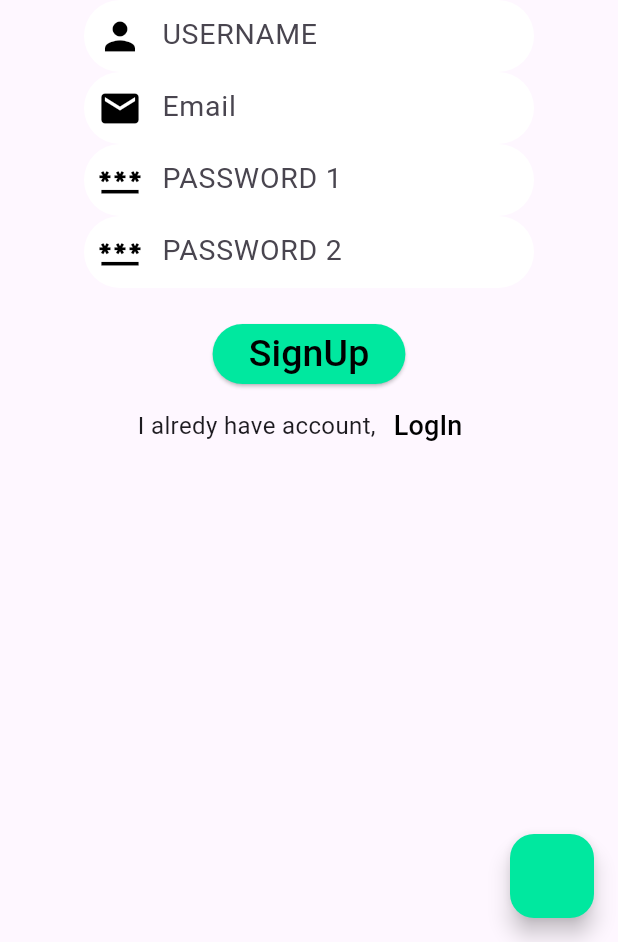
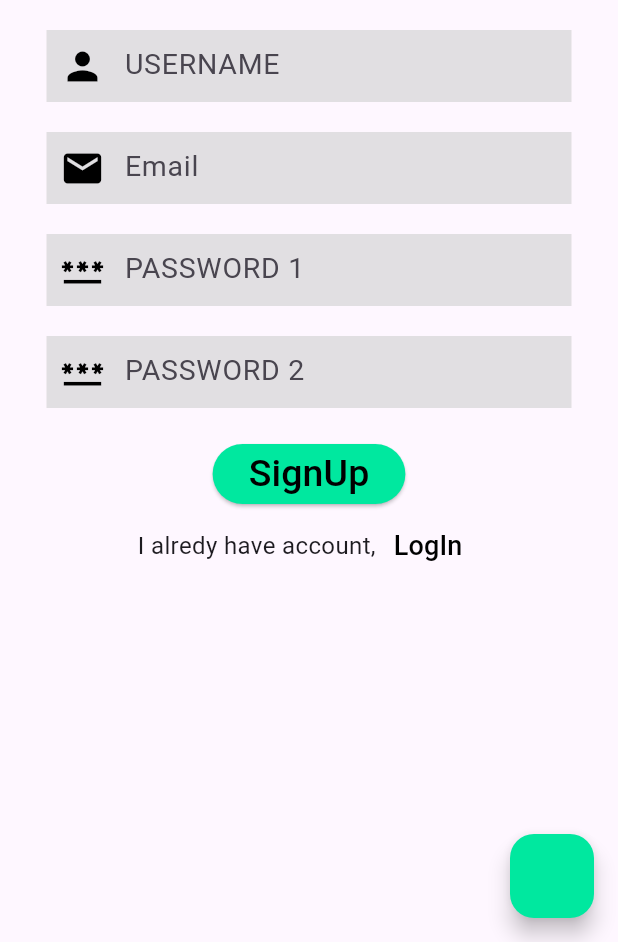
Before and after one commit to Ismailaboamra/Final-Project-SCE, a Flutter app: the screen it shows after launch, after a tap on "SignUp", on a phone screen of 412 x 824 dp, the part 294-1236 px from its top. Run offline on Flutter 3.47's test engine with Material 3 defaults, Android fonts, the phone set to English and light mode, and no system bars; our stand-ins replace email_validator, firebase_auth, firebase_core, flutter_svg; accounts and stored records are empty; network calls fail.

Commit message:
Validate email on SignUp Page

```diff
--- a/lib/pages/LoginPage.dart
+++ b/lib/pages/LoginPage.dart
@@ -58,6 +58,10 @@ class LoginForm extends StatelessWidget {
                     color: const Color.fromARGB(255, 255, 255, 255)),
                 width: 300,
                 child: MyTextField(
+                    validator: (value) {
+                      return null;
+                    },
+                    autovalidateMode: AutovalidateMode.disabled,
                     myController: username_Controller,
                     keyboardTypee: TextInputType.emailAddress,
                     hintTextt: "USERNAME",
@@ -72,6 +76,10 @@ class LoginForm extends StatelessWidget {
                     color: Colors.white),
                 width: 300,
                 child: MyTextField(
+                    validator: (p0) {
+
+                    },
+                    autovalidateMode: AutovalidateMode.disabled,
                     myController: Password_Credential,
                     keyboardTypee: TextInputType.visiblePassword,
                     hintTextt: "Enter Your Password :",
--- a/lib/pages/SignUpPage.dart
+++ b/lib/pages/SignUpPage.dart
@@ -1,7 +1,8 @@
-// ignore_for_file: prefer_const_constructors, unused_local_variable, non_constant_identifier_names, use_build_context_synchronously
+// ignore_for_file: prefer_const_constructors, unused_local_variable, non_constant_identifier_names, use_build_context_synchronously, unused_import
 
 import 'package:final_project_sce/shared/SnackBar.dart';
 import 'package:firebase_auth/firebase_auth.dart';
+import 'package:email_validator/email_validator.dart';
 import 'package:flutter/material.dart';
 import 'package:flutter_svg/svg.dart';
 
@@ -93,45 +94,71 @@ class _SignUpState extends State<SignUp> {
                 height: 120,
                 width: 150,
               ),
+              SizedBox(height: 20),
               Container(
                   decoration: BoxDecoration(
-                      borderRadius: BorderRadius.circular(40),
-                      color: const Color.fromARGB(255, 255, 255, 255)),
-                  width: 300,
+                      borderRadius: BorderRadius.circular(0),
+                      color: Color.fromARGB(179, 213, 213, 213)),
+                  width: 350,
                   child: MyTextField(
+                      validator: (value) {
+                        return null;
+                      },
+                      autovalidateMode: AutovalidateMode.disabled,
                       myController: username_Controller,
                       keyboardTypee: TextInputType.name,
                       hintTextt: "USERNAME",
                       obscureText: false,
                       prefixIcon: Icons.person)),
+              SizedBox(height: 20),
               Container(
                   decoration: BoxDecoration(
-                      borderRadius: BorderRadius.circular(40),
-                      color: const Color.fromARGB(255, 255, 255, 255)),
-                  width: 300,
+                      borderRadius: BorderRadius.circular(0),
+                      color: Color.fromARGB(179, 213, 213, 213)),
+                  width: 350,
                   child: MyTextField(
+                      validator: (value) {
+                        return value != null && !EmailValidator.validate(value)
+                            ? "Enter a valid email"
+                            : null;
+                      },
+                      autovalidateMode: AutovalidateMode.onUserInteraction,
                       myController: email_Controller,
                       keyboardTypee: TextInputType.emailAddress,
                       hintTextt: "Email",
                       obscureText: false,
                       prefixIcon: Icons.email)),
+              SizedBox(height: 20),
               Container(
                   decoration: BoxDecoration(
-                      borderRadius: BorderRadius.circular(40),
-                      color: const Color.fromARGB(255, 255, 255, 255)),
-                  width: 300,
+                      borderRadius: BorderRadius.circular(0),
+                      color: Color.fromARGB(179, 213, 213, 213)),
+                  width: 350,
                   child: MyTextField(
+                      validator: (value) {
+                        return value!.length < 8
+                            ? "Enter at least 6 characters"
+                            : null;
+                      },
+                      autovalidateMode: AutovalidateMode.disabled,
                       myController: password1_Controller,
                       keyboardTypee: TextInputType.visiblePassword,
                       hintTextt: "PASSWORD 1",
                       obscureText: true,
                       prefixIcon: Icons.password)),
+              SizedBox(height: 20),
               Container(
                   decoration: BoxDecoration(
-                      borderRadius: BorderRadius.circular(40),
-                      color: const Color.fromARGB(255, 255, 255, 255)),
-                  width: 300,
+                      borderRadius: BorderRadius.circular(0),
+                      color: Color.fromARGB(179, 213, 213, 213)),
+                  width: 350,
                   child: MyTextField(
+                      validator: (value) {
+                        return value!.length < 8
+                            ? "Enter at least 6 characters"
+                            : null;
+                      },
+                      autovalidateMode: AutovalidateMode.disabled,
                       myController: password2_Controller,
                       keyboardTypee: TextInputType.visiblePassword,
                       hintTextt: "PASSWORD 2",
--- a/lib/shared/MyTextField.dart
+++ b/lib/shared/MyTextField.dart
@@ -1,4 +1,4 @@
-// ignore_for_file: use_key_in_widget_constructors, prefer_const_constructors
+// ignore_for_file: use_key_in_widget_constructors, prefer_const_constructors, unused_field
 
 import 'package:flutter/material.dart';
 
@@ -8,6 +8,8 @@ class MyTextField extends StatelessWidget {
   final bool obscureText;
   final IconData prefixIcon;
   final TextEditingController myController;
+  final String? Function(String?)? validator;
+  final AutovalidateMode autovalidateMode;
 
   const MyTextField({
     super.key,
@@ -16,11 +18,15 @@ class MyTextField extends StatelessWidget {
     required this.obscureText,
     required this.prefixIcon,
     required this.myController,
+    required this.validator,
+    required this.autovalidateMode,
   });
 
   @override
   Widget build(BuildContext context) {
-    return TextField(
+    return TextFormField(
+      autovalidateMode: autovalidateMode,
+      validator: validator,
       controller: myController,
       keyboardType: keyboardTypee,
       obscureText: obscureText,
--- a/pubspec.yaml
+++ b/pubspec.yaml
@@ -34,6 +34,7 @@ dependencies:
   flutter_svg: ^2.0.9
   firebase_core: ^2.0.0
   firebase_auth: ^4.0.0  # Add any other Firebase libraries you need
+  email_validator: ^2.1.17
 
 
 
```
Also changed, not shown: pubspec.lock.
